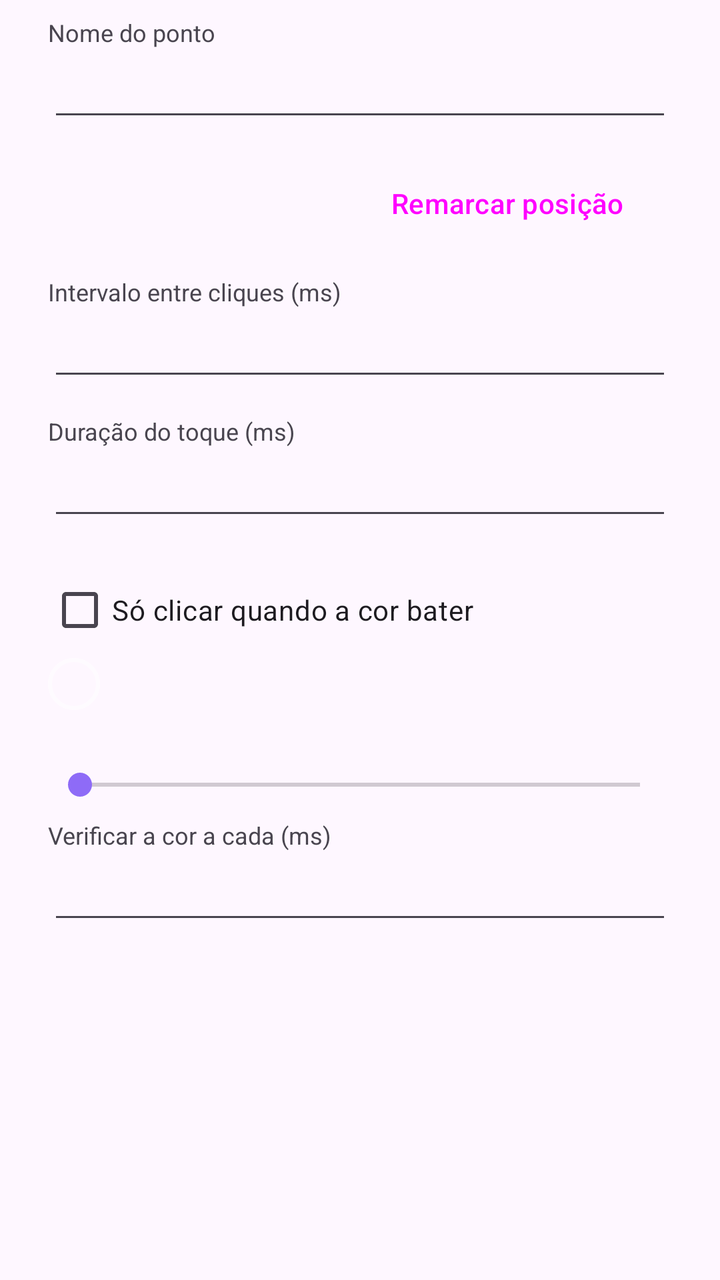
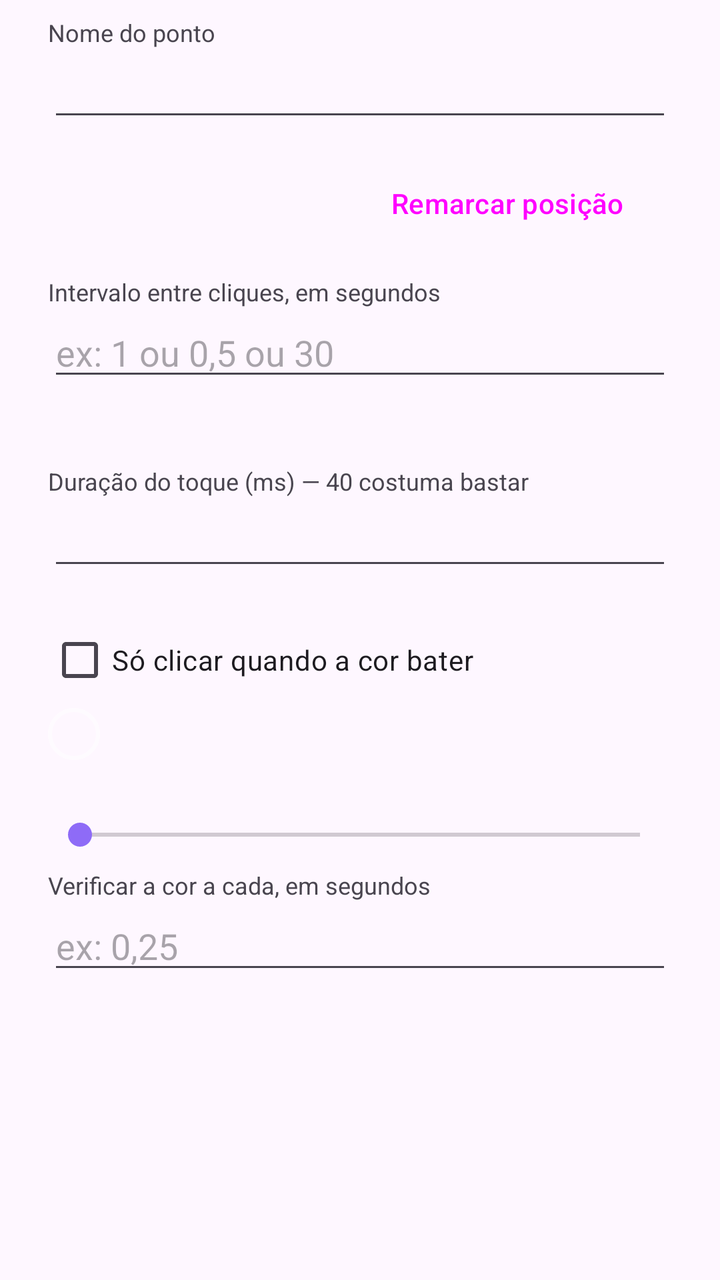

Compare the two renders of this Android layout. The source of the first and the diff that turns it into the second are given below.
<!-- AndroidManifest.xml: application theme Theme.AutoClique -->
<!-- res/layout/dialog_point_editor.xml -->
<?xml version="1.0" encoding="utf-8"?>
<ScrollView xmlns:android="http://schemas.android.com/apk/res/android"
    android:layout_width="match_parent"
    android:layout_height="wrap_content">

    <LinearLayout
        android:layout_width="match_parent"
        android:layout_height="wrap_content"
        android:orientation="vertical"
        android:paddingStart="24dp"
        android:paddingTop="8dp"
        android:paddingEnd="24dp"
        android:paddingBottom="8dp">

        <TextView
            android:layout_width="wrap_content"
            android:layout_height="wrap_content"
            android:text="@string/field_name"
            android:textSize="12sp" />

        <EditText
            android:id="@+id/etName"
            android:layout_width="match_parent"
            android:layout_height="wrap_content"
            android:autofillHints=""
            android:inputType="text" />

        <LinearLayout
            android:layout_width="match_parent"
            android:layout_height="wrap_content"
            android:layout_marginTop="12dp"
            android:gravity="center_vertical"
            android:orientation="horizontal">

            <TextView
                android:id="@+id/tvCoords"
                android:layout_width="0dp"
                android:layout_height="wrap_content"
                android:layout_weight="1"
                android:textSize="13sp" />

            <Button
                android:id="@+id/btnRemark"
                style="?attr/materialButtonOutlinedStyle"
                android:layout_width="wrap_content"
                android:layout_height="wrap_content"
                android:minWidth="0dp"
                android:text="@string/remark" />
        </LinearLayout>

        <TextView
            android:layout_width="wrap_content"
            android:layout_height="wrap_content"
            android:layout_marginTop="12dp"
            android:text="@string/field_interval"
            android:textSize="12sp" />

        <EditText
            android:id="@+id/etInterval"
            android:layout_width="match_parent"
            android:layout_height="wrap_content"
            android:autofillHints=""
            android:inputType="number" />

        <TextView
            android:layout_width="wrap_content"
            android:layout_height="wrap_content"
            android:layout_marginTop="12dp"
            android:text="@string/field_duration"
            android:textSize="12sp" />

        <EditText
            android:id="@+id/etDuration"
            android:layout_width="match_parent"
            android:layout_height="wrap_content"
            android:autofillHints=""
            android:inputType="number" />

        <CheckBox
            android:id="@+id/cbColor"
            android:layout_width="match_parent"
            android:layout_height="wrap_content"
            android:layout_marginTop="16dp"
            android:text="@string/use_color" />

        <LinearLayout
            android:id="@+id/colorBox"
            android:layout_width="match_parent"
            android:layout_height="wrap_content"
            android:orientation="vertical">

            <LinearLayout
                android:layout_width="match_parent"
                android:layout_height="wrap_content"
                android:gravity="center_vertical"
                android:orientation="horizontal">

                <View
                    android:id="@+id/vColor"
                    android:layout_width="26dp"
                    android:layout_height="26dp"
                    android:background="@drawable/bg_swatch" />

                <TextView
                    android:id="@+id/tvColor"
                    android:layout_width="0dp"
                    android:layout_height="wrap_content"
                    android:layout_marginStart="10dp"
                    android:layout_weight="1"
                    android:textSize="13sp" />
            </LinearLayout>

            <TextView
                android:id="@+id/tvTolerance"
                android:layout_width="wrap_content"
                android:layout_height="wrap_content"
                android:layout_marginTop="12dp"
                android:textSize="12sp" />

            <SeekBar
                android:id="@+id/sbTolerance"
                android:layout_width="match_parent"
                android:layout_height="wrap_content"
                android:max="100" />

            <TextView
                android:layout_width="wrap_content"
                android:layout_height="wrap_content"
                android:layout_marginTop="8dp"
                android:text="@string/field_poll"
                android:textSize="12sp" />

            <EditText
                android:id="@+id/etPoll"
                android:layout_width="match_parent"
                android:layout_height="wrap_content"
                android:autofillHints=""
                android:inputType="number" />
        </LinearLayout>
    </LinearLayout>
</ScrollView>
<!-- resources referenced by this layout -->
<resources>
  <!-- drawable bg_swatch (drawable) -->
  <?xml version="1.0" encoding="utf-8"?>
  <shape xmlns:android="http://schemas.android.com/apk/res/android"
      android:shape="oval">
      <solid android:color="#00000000" />
      <stroke android:width="2dp" android:color="#88FFFFFF" />
  </shape>
  <string name="field_duration">Duração do toque (ms)</string>
  <string name="field_interval">Intervalo entre cliques (ms)</string>
  <string name="field_name">Nome do ponto</string>
  <string name="field_poll">Verificar a cor a cada (ms)</string>
  <string name="remark">Remarcar posição</string>
  <string name="use_color">Só clicar quando a cor bater</string>
  <style name="Theme.AutoClique" parent="Theme.Material3.DayNight.NoActionBar">
          <item name="colorPrimary">@color/brand</item>
          <item name="colorOnPrimary">@color/on_brand</item>
          <item name="colorSecondary">@color/brand_dim</item>
          <item name="android:statusBarColor" tools:targetApi="21">@android:color/transparent</item>
      </style>
  <color name="brand">#FF6D3BF5</color>
  <color name="on_brand">#FFFFFFFF</color>
  <color name="brand_dim">#FF8E6BF7</color>
</resources>

<!-- the commit's change to res/layout/dialog_point_editor.xml (unified diff, before → after) -->
@@ -60,7 +60,16 @@
             android:layout_width="match_parent"
             android:layout_height="wrap_content"
             android:autofillHints=""
-            android:inputType="number" />
+            android:hint="@string/field_interval_hint"
+            android:inputType="numberDecimal" />
+
+        <TextView
+            android:id="@+id/tvTaxa"
+            android:layout_width="match_parent"
+            android:layout_height="wrap_content"
+            android:layout_marginTop="6dp"
+            android:textSize="14sp"
+            android:textStyle="bold" />
 
         <TextView
             android:layout_width="wrap_content"
@@ -135,7 +144,8 @@
                 android:layout_width="match_parent"
                 android:layout_height="wrap_content"
                 android:autofillHints=""
-                android:inputType="number" />
+                android:hint="@string/field_poll_hint"
+                android:inputType="numberDecimal" />
         </LinearLayout>
     </LinearLayout>
 </ScrollView>
<!-- resource entries referenced after the edit -->
@@ -7,10 +7,12 @@
       <solid android:color="#00000000" />
       <stroke android:width="2dp" android:color="#88FFFFFF" />
   </shape>
-  <string name="field_duration">Duração do toque (ms)</string>
-  <string name="field_interval">Intervalo entre cliques (ms)</string>
+  <string name="field_duration">Duração do toque (ms) — 40 costuma bastar</string>
+  <string name="field_interval">Intervalo entre cliques, em segundos</string>
+  <string name="field_interval_hint">ex: 1  ou  0,5  ou  30</string>
   <string name="field_name">Nome do ponto</string>
-  <string name="field_poll">Verificar a cor a cada (ms)</string>
+  <string name="field_poll">Verificar a cor a cada, em segundos</string>
+  <string name="field_poll_hint">ex: 0,25</string>
   <string name="remark">Remarcar posição</string>
   <string name="use_color">Só clicar quando a cor bater</string>
   <style name="Theme.AutoClique" parent="Theme.Material3.DayNight.NoActionBar">
